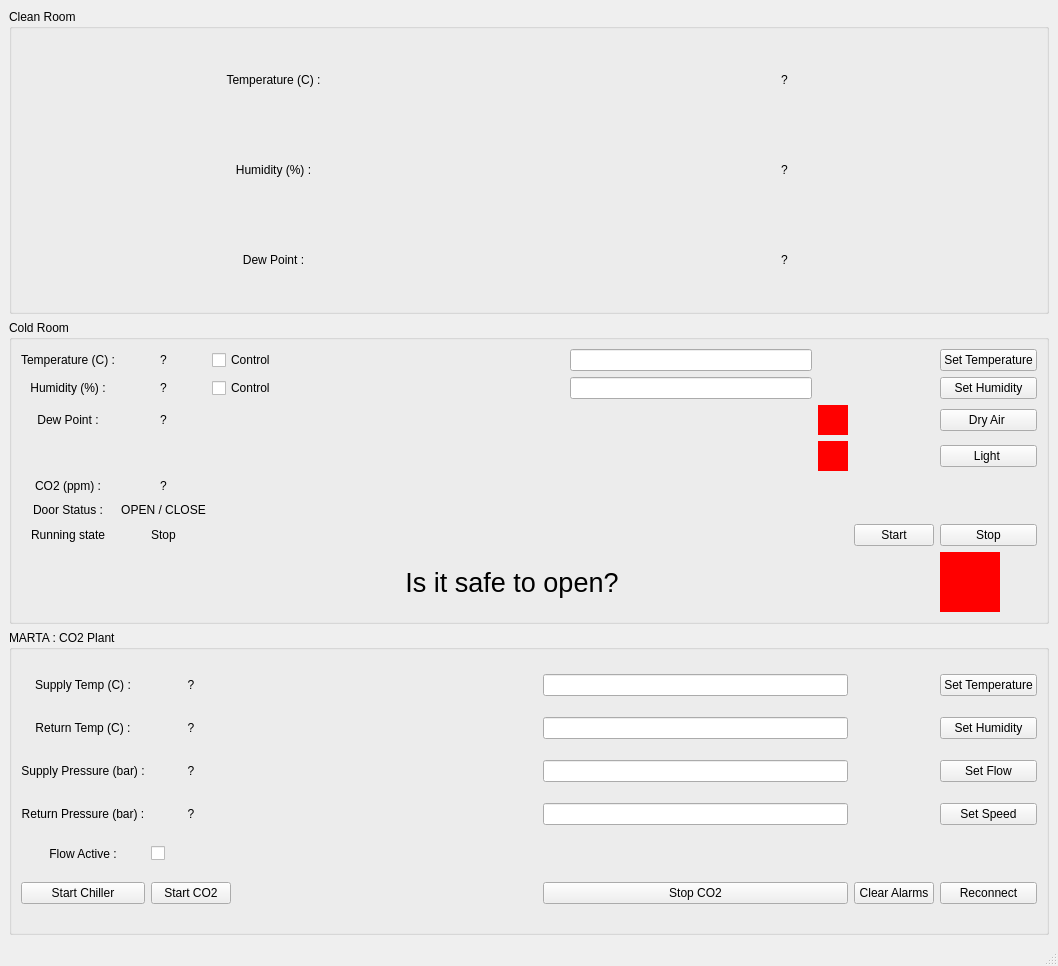
The window that MARTA_Cold_Room_TAB/marta_coldroom_tab.ui (pisaoutertracker/integration_mqtt_gui) describes before a commit, drawn with Qt 5.
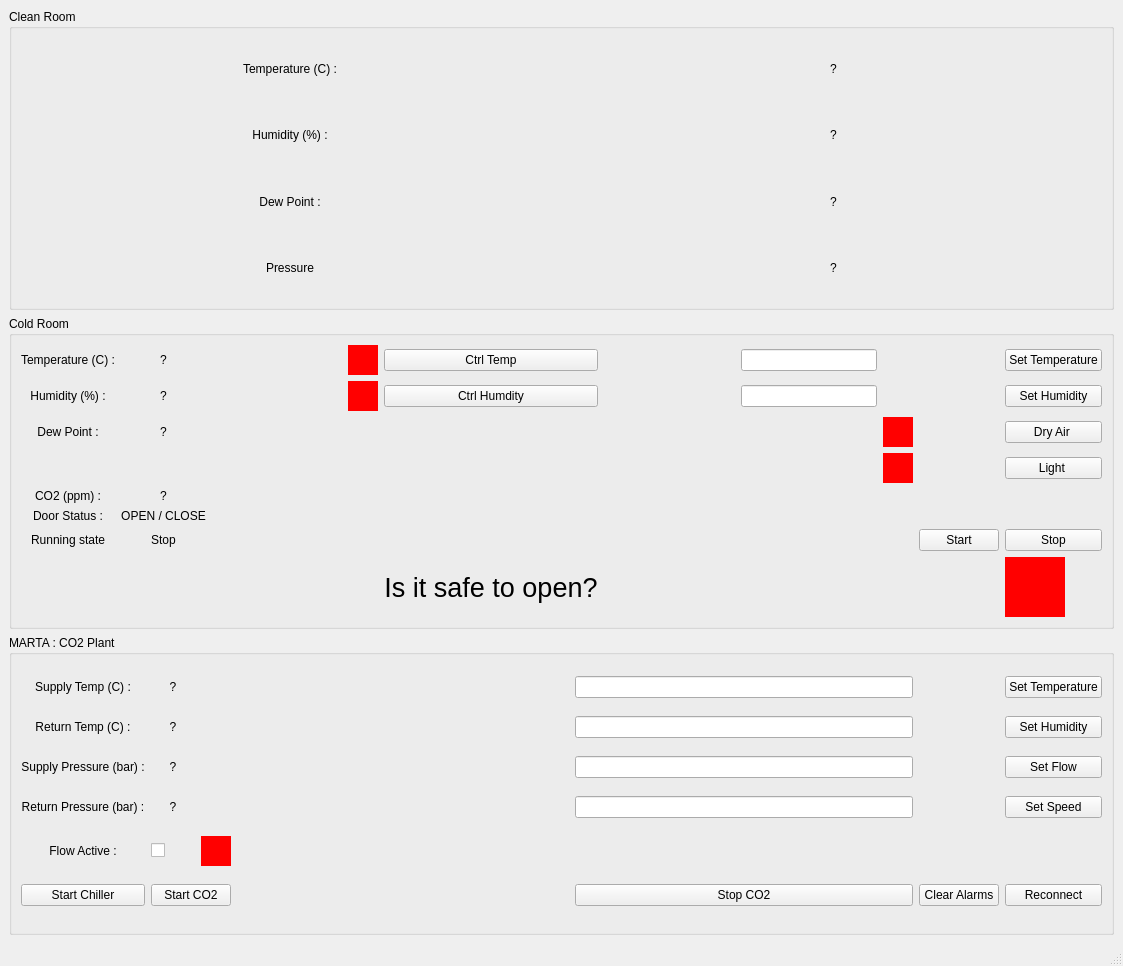
The same window after the commit.

Commit message: Added some LED flags and Cleanroom Properties, Need to debug

```diff
--- a/MARTA_Cold_Room_TAB/marta_coldroom_tab.ui
+++ b/MARTA_Cold_Room_TAB/marta_coldroom_tab.ui
@@ -6,7 +6,7 @@
    <rect>
     <x>0</x>
     <y>0</y>
-    <width>1058</width>
+    <width>1123</width>
     <height>966</height>
    </rect>
   </property>
@@ -23,6 +23,56 @@
       <layout class="QGridLayout" name="gridLayout_5">
        <item row="0" column="0">
         <layout class="QGridLayout" name="gridLayout_4">
+         <item row="1" column="0">
+          <widget class="QLabel" name="cleanroom_humidity_label">
+           <property name="text">
+            <string>Humidity (%) :</string>
+           </property>
+           <property name="alignment">
+            <set>Qt::AlignCenter</set>
+           </property>
+          </widget>
+         </item>
+         <item row="3" column="0">
+          <widget class="QLabel" name="cleanroom_presure_label">
+           <property name="text">
+            <string>Pressure</string>
+           </property>
+           <property name="alignment">
+            <set>Qt::AlignCenter</set>
+           </property>
+          </widget>
+         </item>
+         <item row="2" column="0">
+          <widget class="QLabel" name="cleanroom_dewpoint_label">
+           <property name="text">
+            <string>Dew Point :</string>
+           </property>
+           <property name="alignment">
+            <set>Qt::AlignCenter</set>
+           </property>
+          </widget>
+         </item>
+         <item row="2" column="1">
+          <widget class="QLabel" name="cleanroom_dewpoint_value_label">
+           <property name="text">
+            <string>?</string>
+           </property>
+           <property name="alignment">
+            <set>Qt::AlignCenter</set>
+           </property>
+          </widget>
+         </item>
+         <item row="3" column="1">
+          <widget class="QLabel" name="cleanroom_pressure_value_label">
+           <property name="text">
+            <string>?</string>
+           </property>
+           <property name="alignment">
+            <set>Qt::AlignCenter</set>
+           </property>
+          </widget>
+         </item>
          <item row="1" column="1">
           <widget class="QLabel" name="cleanroom_humidity_value_label">
            <property name="text">
@@ -43,26 +93,6 @@
            </property>
           </widget>
          </item>
-         <item row="2" column="1">
-          <widget class="QLabel" name="cleanroom_dewpoint_value_label">
-           <property name="text">
-            <string>?</string>
-           </property>
-           <property name="alignment">
-            <set>Qt::AlignCenter</set>
-           </property>
-          </widget>
-         </item>
-         <item row="1" column="0">
-          <widget class="QLabel" name="cleanroom_humidity_label">
-           <property name="text">
-            <string>Humidity (%) :</string>
-           </property>
-           <property name="alignment">
-            <set>Qt::AlignCenter</set>
-           </property>
-          </widget>
-         </item>
          <item row="0" column="0">
           <widget class="QLabel" name="cleanroom_temp_label">
            <property name="text">
@@ -73,16 +103,6 @@
            </property>
           </widget>
          </item>
-         <item row="2" column="0">
-          <widget class="QLabel" name="cleanroom_dewpoint_label">
-           <property name="text">
-            <string>Dew Point :</string>
-           </property>
-           <property name="alignment">
-            <set>Qt::AlignCenter</set>
-           </property>
-          </widget>
-         </item>
         </layout>
        </item>
       </layout>
@@ -114,7 +134,7 @@
          </property>
         </widget>
        </item>
-       <item row="0" column="2">
+       <item row="0" column="3">
         <spacer name="horizontalSpacer_3">
          <property name="orientation">
           <enum>Qt::Horizontal</enum>
@@ -127,10 +147,10 @@
          </property>
         </spacer>
        </item>
-       <item row="0" column="3">
+       <item row="0" column="4">
         <widget class="QLineEdit" name="marta_temp_LE"/>
        </item>
-       <item row="0" column="5">
+       <item row="0" column="6">
         <widget class="QPushButton" name="marta_temp_set_PB">
          <property name="text">
           <string>Set Temperature</string>
@@ -157,7 +177,7 @@
          </property>
         </widget>
        </item>
-       <item row="1" column="2">
+       <item row="1" column="3">
         <spacer name="horizontalSpacer_4">
          <property name="orientation">
           <enum>Qt::Horizontal</enum>
@@ -170,10 +190,10 @@
          </property>
         </spacer>
        </item>
-       <item row="1" column="3">
+       <item row="1" column="4">
         <widget class="QLineEdit" name="marta_humidity_LE"/>
        </item>
-       <item row="1" column="5">
+       <item row="1" column="6">
         <widget class="QPushButton" name="marta_humidity_set_PB">
          <property name="text">
           <string>Set Humidity</string>
@@ -200,23 +220,23 @@
          </property>
         </widget>
        </item>
-       <item row="2" column="2">
-        <spacer name="horizontalSpacer_5">
-         <property name="orientation">
-          <enum>Qt::Horizontal</enum>
-         </property>
-         <property name="sizeHint" stdset="0">
-          <size>
-           <width>40</width>
-           <height>20</height>
-          </size>
-         </property>
-        </spacer>
-       </item>
        <item row="2" column="3">
+        <spacer name="horizontalSpacer_5">
+         <property name="orientation">
+          <enum>Qt::Horizontal</enum>
+         </property>
+         <property name="sizeHint" stdset="0">
+          <size>
+           <width>40</width>
+           <height>20</height>
+          </size>
+         </property>
+        </spacer>
+       </item>
+       <item row="2" column="4">
         <widget class="QLineEdit" name="marta_flow_LE"/>
        </item>
-       <item row="2" column="5">
+       <item row="2" column="6">
         <widget class="QPushButton" name="marta_flow_set_PB">
          <property name="text">
           <string>Set Flow</string>
@@ -243,23 +263,23 @@
          </property>
         </widget>
        </item>
-       <item row="3" column="2">
-        <spacer name="horizontalSpacer_6">
-         <property name="orientation">
-          <enum>Qt::Horizontal</enum>
-         </property>
-         <property name="sizeHint" stdset="0">
-          <size>
-           <width>40</width>
-           <height>20</height>
-          </size>
-         </property>
-        </spacer>
-       </item>
        <item row="3" column="3">
+        <spacer name="horizontalSpacer_6">
+         <property name="orientation">
+          <enum>Qt::Horizontal</enum>
+         </property>
+         <property name="sizeHint" stdset="0">
+          <size>
+           <width>40</width>
+           <height>20</height>
+          </size>
+         </property>
+        </spacer>
+       </item>
+       <item row="3" column="4">
         <widget class="QLineEdit" name="marta_speed_LE"/>
        </item>
-       <item row="3" column="5">
+       <item row="3" column="6">
         <widget class="QPushButton" name="marta_speed_set_PB">
          <property name="text">
           <string>Set Speed</string>
@@ -283,6 +303,31 @@
          </property>
         </widget>
        </item>
+       <item row="4" column="2">
+        <widget class="QFrame" name="crtl_humidity_LED_2">
+         <property name="minimumSize">
+          <size>
+           <width>30</width>
+           <height>30</height>
+          </size>
+         </property>
+         <property name="maximumSize">
+          <size>
+           <width>30</width>
+           <height>30</height>
+          </size>
+         </property>
+         <property name="styleSheet">
+          <string notr="true">background-color: red;</string>
+         </property>
+         <property name="frameShape">
+          <enum>QFrame::NoFrame</enum>
+         </property>
+         <property name="frameShadow">
+          <enum>QFrame::Raised</enum>
+         </property>
+        </widget>
+       </item>
        <item row="5" column="0">
         <widget class="QPushButton" name="marta_chiller_start_PB">
          <property name="text">
@@ -290,28 +335,28 @@
          </property>
         </widget>
        </item>
-       <item row="5" column="1">
+       <item row="5" column="1" colspan="2">
         <widget class="QPushButton" name="marta_co2_start_PB">
          <property name="text">
           <string>Start CO2</string>
          </property>
         </widget>
        </item>
-       <item row="5" column="3">
+       <item row="5" column="4">
         <widget class="QPushButton" name="marta_co2_stop_PB">
          <property name="text">
           <string>Stop CO2</string>
          </property>
         </widget>
        </item>
-       <item row="5" column="4">
+       <item row="5" column="5">
         <widget class="QPushButton" name="marta_alarms_clear_PB">
          <property name="text">
           <string>Clear Alarms</string>
          </property>
         </widget>
        </item>
-       <item row="5" column="5">
+       <item row="5" column="6">
         <widget class="QPushButton" name="marta_reconnect_PB">
          <property name="text">
           <string>Reconnect</string>
@@ -327,7 +372,176 @@
        <string>Cold Room</string>
       </property>
       <layout class="QGridLayout" name="gridLayout">
-       <item row="7" column="2" colspan="3">
+       <item row="2" column="1">
+        <widget class="QLabel" name="coldroom_dewpoint_value_label">
+         <property name="text">
+          <string>?</string>
+         </property>
+         <property name="alignment">
+          <set>Qt::AlignCenter</set>
+         </property>
+        </widget>
+       </item>
+       <item row="4" column="1">
+        <widget class="QLabel" name="coldroom_co2_value_label">
+         <property name="text">
+          <string>?</string>
+         </property>
+         <property name="alignment">
+          <set>Qt::AlignCenter</set>
+         </property>
+        </widget>
+       </item>
+       <item row="1" column="2">
+        <spacer name="horizontalSpacer_2">
+         <property name="orientation">
+          <enum>Qt::Horizontal</enum>
+         </property>
+         <property name="sizeHint" stdset="0">
+          <size>
+           <width>40</width>
+           <height>20</height>
+          </size>
+         </property>
+        </spacer>
+       </item>
+       <item row="4" column="0">
+        <widget class="QLabel" name="coldroom_co2_label">
+         <property name="text">
+          <string>CO2 (ppm) :</string>
+         </property>
+         <property name="alignment">
+          <set>Qt::AlignCenter</set>
+         </property>
+        </widget>
+       </item>
+       <item row="1" column="6">
+        <widget class="QLineEdit" name="coldroom_humidity_LE"/>
+       </item>
+       <item row="1" column="9">
+        <widget class="QPushButton" name="coldroom_humidity_set_PB">
+         <property name="text">
+          <string>Set Humidity</string>
+         </property>
+        </widget>
+       </item>
+       <item row="6" column="8">
+        <widget class="QPushButton" name="coldroom_run_start">
+         <property name="text">
+          <string>Start</string>
+         </property>
+        </widget>
+       </item>
+       <item row="6" column="0">
+        <widget class="QLabel" name="coldroom_runlabel">
+         <property name="text">
+          <string>Running state</string>
+         </property>
+         <property name="alignment">
+          <set>Qt::AlignCenter</set>
+         </property>
+        </widget>
+       </item>
+       <item row="0" column="4">
+        <widget class="QPushButton" name="coldroom_temp_ctrl_PB">
+         <property name="text">
+          <string>Ctrl Temp</string>
+         </property>
+        </widget>
+       </item>
+       <item row="2" column="9">
+        <widget class="QPushButton" name="coldroom_dry_toggle_PB">
+         <property name="text">
+          <string>Dry Air </string>
+         </property>
+        </widget>
+       </item>
+       <item row="6" column="1">
+        <widget class="QLabel" name="coldroom_run_state_label">
+         <property name="text">
+          <string>Stop</string>
+         </property>
+         <property name="alignment">
+          <set>Qt::AlignCenter</set>
+         </property>
+        </widget>
+       </item>
+       <item row="0" column="0">
+        <widget class="QLabel" name="coldroom_temp_label">
+         <property name="text">
+          <string>Temperature (C) :</string>
+         </property>
+         <property name="alignment">
+          <set>Qt::AlignCenter</set>
+         </property>
+        </widget>
+       </item>
+       <item row="3" column="9">
+        <widget class="QPushButton" name="coldroom_light_toggle_PB">
+         <property name="text">
+          <string>Light </string>
+         </property>
+        </widget>
+       </item>
+       <item row="0" column="2">
+        <spacer name="horizontalSpacer">
+         <property name="orientation">
+          <enum>Qt::Horizontal</enum>
+         </property>
+         <property name="sizeHint" stdset="0">
+          <size>
+           <width>40</width>
+           <height>20</height>
+          </size>
+         </property>
+        </spacer>
+       </item>
+       <item row="3" column="7">
+        <widget class="QFrame" name="light_LED">
+         <property name="minimumSize">
+          <size>
+           <width>30</width>
+           <height>30</height>
+          </size>
+         </property>
+         <property name="maximumSize">
+          <size>
+           <width>30</width>
+           <height>30</height>
+          </size>
+         </property>
+         <property name="styleSheet">
+          <string notr="true">background-color: red;</string>
+         </property>
+         <property name="frameShape">
+          <enum>QFrame::NoFrame</enum>
+         </property>
+         <property name="frameShadow">
+          <enum>QFrame::Raised</enum>
+         </property>
+        </widget>
+       </item>
+       <item row="2" column="0">
+        <widget class="QLabel" name="coldroom_dewpoint_label">
+         <property name="text">
+          <string>Dew Point :</string>
+         </property>
+         <property name="alignment">
+          <set>Qt::AlignCenter</set>
+         </property>
+        </widget>
+       </item>
+       <item row="5" column="1">
+        <widget class="QLabel" name="coldroom_door_state_label">
+         <property name="text">
+          <string>OPEN / CLOSE</string>
+         </property>
+         <property name="alignment">
+          <set>Qt::AlignCenter</set>
+         </property>
+        </widget>
+       </item>
+       <item row="7" column="4">
         <widget class="QLabel" name="coldroom_runlabel_2">
          <property name="font">
           <font>
@@ -342,70 +556,6 @@
          </property>
         </widget>
        </item>
-       <item row="6" column="7">
-        <widget class="QPushButton" name="coldroom_run_stop">
-         <property name="text">
-          <string>Stop</string>
-         </property>
-        </widget>
-       </item>
-       <item row="2" column="5">
-        <widget class="QFrame" name="dryair_LED">
-         <property name="minimumSize">
-          <size>
-           <width>30</width>
-           <height>30</height>
-          </size>
-         </property>
-         <property name="maximumSize">
-          <size>
-           <width>30</width>
-           <height>30</height>
-          </size>
-         </property>
-         <property name="styleSheet">
-          <string notr="true">background-color: red;</string>
-         </property>
-         <property name="frameShape">
-          <enum>QFrame::NoFrame</enum>
-         </property>
-         <property name="frameShadow">
-          <enum>QFrame::Raised</enum>
-         </property>
-        </widget>
-       </item>
-       <item row="1" column="2">
-        <widget class="QCheckBox" name="coldroom_humidity_ctrl_CB">
-         <property name="text">
-          <string>Control</string>
-         </property>
-        </widget>
-       </item>
-       <item row="7" column="7">
-        <widget class="QFrame" name="safe_to_open_LED">
-         <property name="minimumSize">
-          <size>
-           <width>60</width>
-           <height>60</height>
-          </size>
-         </property>
-         <property name="maximumSize">
-          <size>
-           <width>60</width>
-           <height>60</height>
-          </size>
-         </property>
-         <property name="styleSheet">
-          <string notr="true">background-color: red;</string>
-         </property>
-         <property name="frameShape">
-          <enum>QFrame::NoFrame</enum>
-         </property>
-         <property name="frameShadow">
-          <enum>QFrame::Raised</enum>
-         </property>
-        </widget>
-       </item>
        <item row="0" column="1">
         <widget class="QLabel" name="coldroom_temp_value_label">
          <property name="text">
@@ -416,16 +566,6 @@
          </property>
         </widget>
        </item>
-       <item row="5" column="0">
-        <widget class="QLabel" name="coldroom_door_label">
-         <property name="text">
-          <string>Door Status :</string>
-         </property>
-         <property name="alignment">
-          <set>Qt::AlignCenter</set>
-         </property>
-        </widget>
-       </item>
        <item row="1" column="0">
         <widget class="QLabel" name="coldroom_humidity_label">
          <property name="text">
@@ -436,73 +576,63 @@
          </property>
         </widget>
        </item>
-       <item row="0" column="2">
-        <widget class="QCheckBox" name="coldroom_temp_ctrl_CB">
-         <property name="text">
-          <string>Control</string>
-         </property>
-         <property name="tristate">
-          <bool>false</bool>
-         </property>
-        </widget>
-       </item>
-       <item row="2" column="0">
-        <widget class="QLabel" name="coldroom_dewpoint_label">
-         <property name="text">
-          <string>Dew Point :</string>
-         </property>
-         <property name="alignment">
-          <set>Qt::AlignCenter</set>
-         </property>
-        </widget>
-       </item>
-       <item row="6" column="1">
-        <widget class="QLabel" name="coldroom_run_state_label">
-         <property name="text">
-          <string>Stop</string>
-         </property>
-         <property name="alignment">
-          <set>Qt::AlignCenter</set>
-         </property>
-        </widget>
-       </item>
-       <item row="1" column="3">
-        <spacer name="horizontalSpacer">
-         <property name="orientation">
-          <enum>Qt::Horizontal</enum>
-         </property>
-         <property name="sizeHint" stdset="0">
-          <size>
-           <width>282</width>
-           <height>20</height>
-          </size>
-         </property>
-        </spacer>
-       </item>
-       <item row="0" column="7">
+       <item row="0" column="9">
         <widget class="QPushButton" name="coldroom_temp_set_PB">
          <property name="text">
           <string>Set Temperature</string>
          </property>
         </widget>
        </item>
-       <item row="6" column="0">
-        <widget class="QLabel" name="coldroom_runlabel">
-         <property name="text">
-          <string>Running state</string>
+       <item row="0" column="3">
+        <widget class="QFrame" name="crtl_temp_LED">
+         <property name="minimumSize">
+          <size>
+           <width>30</width>
+           <height>30</height>
+          </size>
          </property>
-         <property name="alignment">
-          <set>Qt::AlignCenter</set>
+         <property name="maximumSize">
+          <size>
+           <width>30</width>
+           <height>30</height>
+          </size>
+         </property>
+         <property name="styleSheet">
+          <string notr="true">background-color: red;</string>
+         </property>
+         <property name="frameShape">
+          <enum>QFrame::NoFrame</enum>
+         </property>
+         <property name="frameShadow">
+          <enum>QFrame::Raised</enum>
          </property>
         </widget>
        </item>
-       <item row="5" column="1">
-        <widget class="QLabel" name="coldroom_door_state_label">
-         <property name="text">
-          <string>OPEN / CLOSE</string>
+       <item row="0" column="6">
+        <widget class="QLineEdit" name="coldroom_temp_LE"/>
+       </item>
+       <item row="7" column="9">
+        <widget class="QFrame" name="safe_to_open_LED">
+         <property name="minimumSize">
+          <size>
+           <width>60</width>
+           <height>60</height>
+          </size>
          </property>
-         <property name="alignment">
-          <set>Qt::AlignCenter</set>
+         <property name="maximumSize">
+          <size>
+           <width>60</width>
+           <height>60</height>
+          </size>
+         </property>
+         <property name="styleSheet">
+          <string notr="true">background-color: red;</string>
+         </property>
+         <property name="frameShape">
+          <enum>QFrame::NoFrame</enum>
+         </property>
+         <property name="frameShadow">
+          <enum>QFrame::Raised</enum>
          </property>
         </widget>
        </item>
@@ -516,38 +646,47 @@
          </property>
         </widget>
        </item>
+       <item row="6" column="9">
+        <widget class="QPushButton" name="coldroom_run_stop">
+         <property name="text">
+          <string>Stop</string>
+         </property>
+        </widget>
+       </item>
+       <item row="1" column="3">
+        <widget class="QFrame" name="crtl_humidity_LED">
+         <property name="minimumSize">
+          <size>
+           <width>30</width>
+           <height>30</height>
+          </size>
+         </property>
+         <property name="maximumSize">
+          <size>
+           <width>30</width>
+           <height>30</height>
+          </size>
+         </property>
+         <property name="styleSheet">
+          <string notr="true">background-color: red;</string>
+         </property>
+         <property name="frameShape">
+          <enum>QFrame::NoFrame</enum>
+         </property>
+         <property name="frameShadow">
+          <enum>QFrame::Raised</enum>
+         </property>
+        </widget>
+       </item>
+       <item row="1" column="4">
+        <widget class="QPushButton" name="coldroom_humidity_ctrl_PB">
+         <property name="text">
+          <string>Ctrl Humdity</string>
+         </property>
+        </widget>
+       </item>
        <item row="2" column="7">
-        <widget class="QPushButton" name="coldroom_dry_toggle_PB">
-         <property name="text">
-          <string>Dry Air </string>
-         </property>
-        </widget>
-       </item>
-       <item row="1" column="4">
-        <widget class="QLineEdit" name="coldroom_humidity_LE"/>
-       </item>
-       <item row="6" column="6">
-        <widget class="QPushButton" name="coldroom_run_start">
-         <property name="text">
-          <string>Start</string>
-         </property>
-        </widget>
-       </item>
-       <item row="0" column="3">
-        <spacer name="horizontalSpacer_2">
-         <property name="orientation">
-          <enum>Qt::Horizontal</enum>
-         </property>
-         <property name="sizeHint" stdset="0">
-          <size>
-           <width>282</width>
-           <height>20</height>
-          </size>
-         </property>
-        </spacer>
-       </item>
-       <item row="3" column="5">
-        <widget class="QFrame" name="light_LED">
+        <widget class="QFrame" name="dryair_LED">
          <property name="minimumSize">
           <size>
            <width>30</width>
@@ -571,62 +710,41 @@
          </property>
         </widget>
        </item>
-       <item row="0" column="0">
-        <widget class="QLabel" name="coldroom_temp_label">
+       <item row="5" column="0">
+        <widget class="QLabel" name="coldroom_door_label">
          <property name="text">
-          <string>Temperature (C) :</string>
+          <string>Door Status :</string>
          </property>
          <property name="alignment">
           <set>Qt::AlignCenter</set>
          </property>
         </widget>
        </item>
-       <item row="0" column="4">
-        <widget class="QLineEdit" name="coldroom_temp_LE"/>
-       </item>
-       <item row="2" column="1">
-        <widget class="QLabel" name="coldroom_dewpoint_value_label">
-         <property name="text">
-          <string>?</string>
+       <item row="0" column="5">
+        <spacer name="horizontalSpacer_7">
+         <property name="orientation">
+          <enum>Qt::Horizontal</enum>
          </property>
-         <property name="alignment">
-          <set>Qt::AlignCenter</set>
+         <property name="sizeHint" stdset="0">
+          <size>
+           <width>40</width>
+           <height>20</height>
+          </size>
          </property>
-        </widget>
+        </spacer>
        </item>
-       <item row="4" column="0">
-        <widget class="QLabel" name="coldroom_co2_label">
-         <property name="text">
-          <string>CO2 (ppm) :</string>
+       <item row="1" column="5">
+        <spacer name="horizontalSpacer_8">
+         <property name="orientation">
+          <enum>Qt::Horizontal</enum>
          </property>
-         <property name="alignment">
-          <set>Qt::AlignCenter</set>
+         <property name="sizeHint" stdset="0">
+          <size>
+           <width>40</width>
+           <height>20</height>
+          </size>
          </property>
-        </widget>
-       </item>
-       <item row="3" column="7">
-        <widget class="QPushButton" name="coldroom_light_toggle_PB">
-         <property name="text">
-          <string>Light </string>
-         </property>
-        </widget>
-       </item>
-       <item row="1" column="7">
-        <widget class="QPushButton" name="coldroom_humidity_set_PB">
-         <property name="text">
-          <string>Set Humidity</string>
-         </property>
-        </widget>
-       </item>
-       <item row="4" column="1">
-        <widget class="QLabel" name="coldroom_co2_value_label">
-         <property name="text">
-          <string>?</string>
-         </property>
-         <property name="alignment">
-          <set>Qt::AlignCenter</set>
-         </property>
-        </widget>
+        </spacer>
        </item>
       </layout>
      </widget>
@@ -638,7 +756,7 @@
     <rect>
      <x>0</x>
      <y>0</y>
-     <width>1058</width>
+     <width>1123</width>
      <height>21</height>
     </rect>
    </property>
```
The commit also changes 5 other files.
